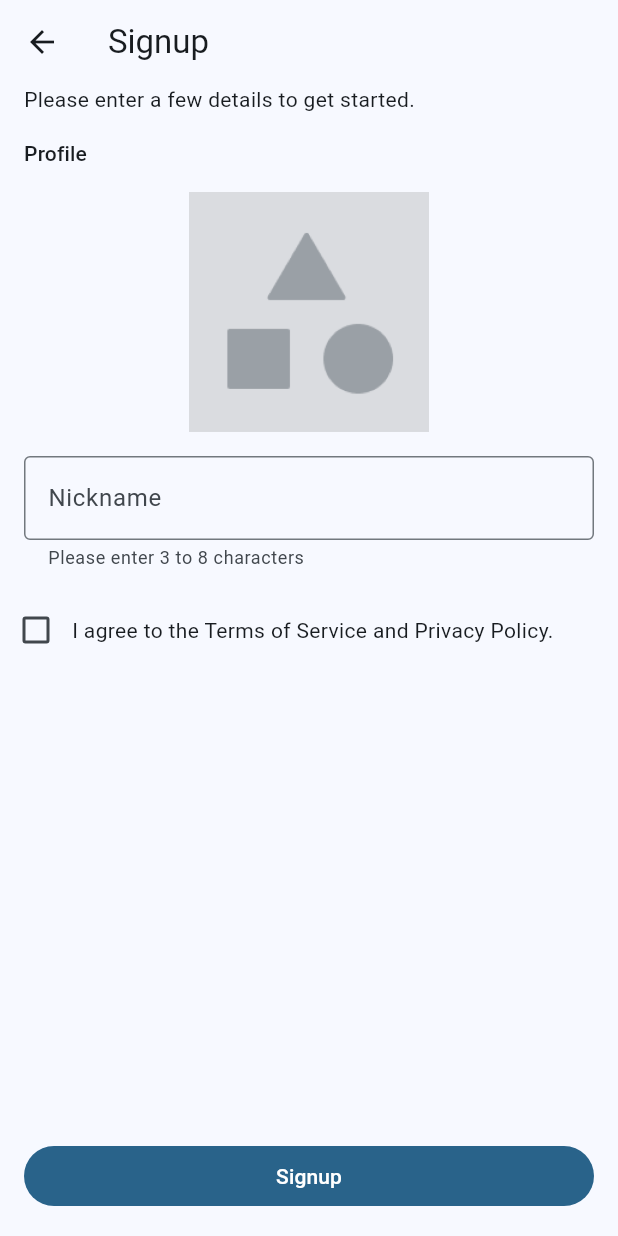
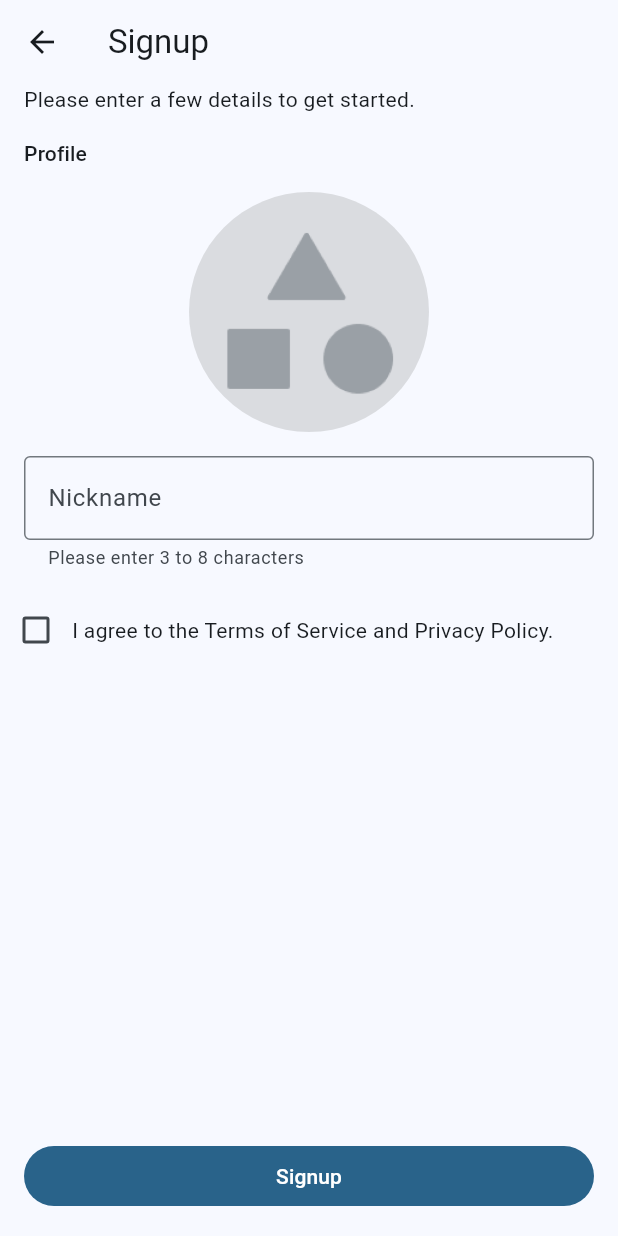
Before and after one commit to Scripter36/localhost_client, a Flutter app: the SignupPage screen opened directly, on a phone screen of 412 x 824 dp. Run offline on Flutter 3.47's test engine with Material 2 defaults, Android fonts, the phone set to English and light mode, and no system bars; our stand-ins replace flutter_multi_formatter, flutter_riverpod, freezed_annotation, hooks_riverpod, jiffy, material_color_utilities and 1 more; generated files the repository leaves out were written again; Roboto replaces fonts that are missing (Pretendard).

Commit message:
signin / signup 입력 필터 적용, 레이아웃 교정

```diff
--- a/lib/authentication/screens/signup.dart
+++ b/lib/authentication/screens/signup.dart
@@ -2,6 +2,7 @@ import 'dart:io';
 
 import 'package:animations/animations.dart';
 import 'package:flutter/material.dart';
+import 'package:flutter/services.dart';
 import 'package:flutter_gen/gen_l10n/app_localizations.dart';
 import 'package:localhost/common/screens/home.dart';
 import 'package:localhost/utils/route_builders.dart';
@@ -70,7 +71,10 @@ class _SignupState extends State<SignupPage> {
                           mainAxisAlignment: MainAxisAlignment.center,
                           mainAxisSize: MainAxisSize.max,
                           children: [
-                            Image.asset('assets/images/default_image.png', width: 160, height: 160),
+                            ClipRRect(
+                              borderRadius: BorderRadius.circular(80),
+                              child: Image.asset('assets/images/default_image.png', width: 160, height: 160),
+                            ),
                           ],
                         ),
                         const SizedBox(height: 16),
@@ -83,6 +87,9 @@ class _SignupState extends State<SignupPage> {
                               helperText: appLocalizations.signup_profile_nickname_supporting,
                             ),
                             controller: _nickNameController,
+                            inputFormatters: [
+                              LengthLimitingTextInputFormatter(8),
+                            ],
                           ),
                         ),
                         const SizedBox(height: 8),
--- a/lib/product/screens/product_list.dart
+++ b/lib/product/screens/product_list.dart
@@ -2,7 +2,6 @@ import 'package:flutter/material.dart';
 import 'package:hooks_riverpod/hooks_riverpod.dart';
 import 'package:localhost/product/models/products.dart';
 import 'package:localhost/product/widgets/product_list_item.dart';
-import 'package:localhost/utils/tweens.dart';
 
 class ProductListPage extends ConsumerStatefulWidget {
   const ProductListPage({super.key});
--- a/pubspec.yaml
+++ b/pubspec.yaml
@@ -48,6 +48,7 @@ dependencies:
   freezed_annotation: ^2.4.1
   jiffy: ^6.2.1
   material_color_utilities: ^0.5.0
+  flutter_multi_formatter: ^2.11.7
 
 dev_dependencies:
   flutter_test:
```
Also changed, not shown: lib/authentication/screens/signin.dart (+8 -0 lines), lib/product/widgets/product_list_item.dart (+22 -29 lines), pubspec.lock.
